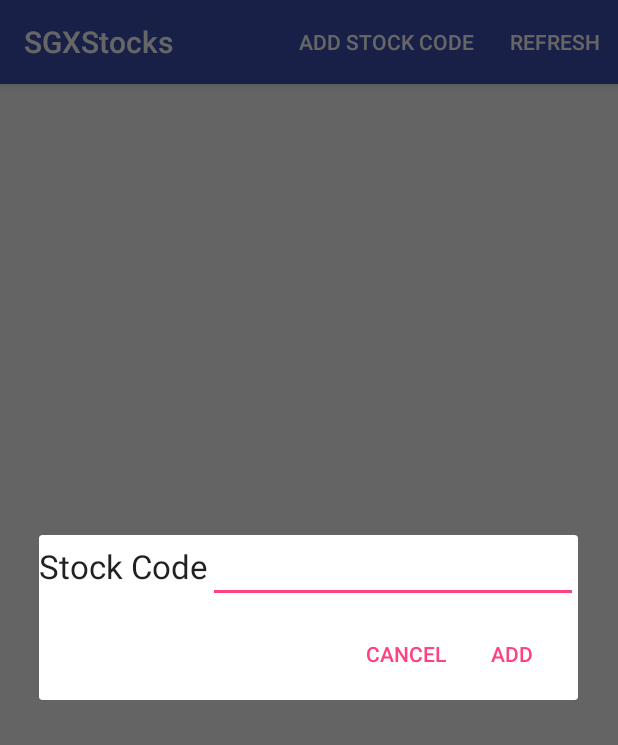
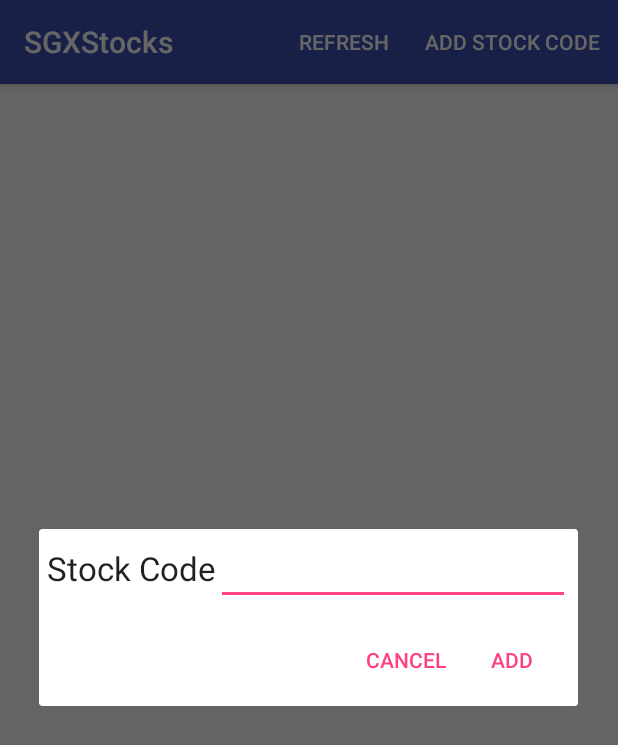
Before and after one commit to owq/sgxstocks, an Android app: the screen it shows after launch (TradeInfoActivity), after a tap on "ADD STOCK CODE", on a phone screen of 412 x 824 dp. Shown: the top 745 px of the screen. Run offline under Robolectric (Android 15) with nearby library versions, the phone set to English and light mode, and no system bars; network calls fail; pictures from the network do not load.

Commit message:
Shift refresh menu item to top Padding for add stock code

```diff
--- a/app/src/main/res/layout/dialog_add_stock.xml
+++ b/app/src/main/res/layout/dialog_add_stock.xml
@@ -1,7 +1,8 @@
 <?xml version="1.0" encoding="utf-8"?>
 <LinearLayout xmlns:android="http://schemas.android.com/apk/res/android"
     android:layout_width="match_parent"
-    android:layout_height="match_parent">
+    android:layout_height="match_parent"
+    android:padding="5dp">
 
     <TextView
         android:layout_width="wrap_content"
--- a/app/src/main/res/menu/menu_trade_info.xml
+++ b/app/src/main/res/menu/menu_trade_info.xml
@@ -2,13 +2,14 @@
     xmlns:app="http://schemas.android.com/apk/res-auto"
     xmlns:tools="http://schemas.android.com/tools"
     tools:context="com.wqlabs.sgxstocks.TradeInfoActivity" >
+
+    <item android:id="@+id/action_refresh"
+        android:title="@string/action_refresh"
+        android:orderInCategory="100"
+        app:showAsAction="ifRoom" />
     <item android:id="@+id/action_add_stock"
         android:title="@string/action_add_stock"
         android:orderInCategory="100"
         app:showAsAction="ifRoom" />
-    <item android:id="@+id/action_refresh"
-        android:title="@string/action_refresh"
-        android:orderInCategory="100"
-        app:showAsAction="ifRoom" />
 
 </menu>
```
